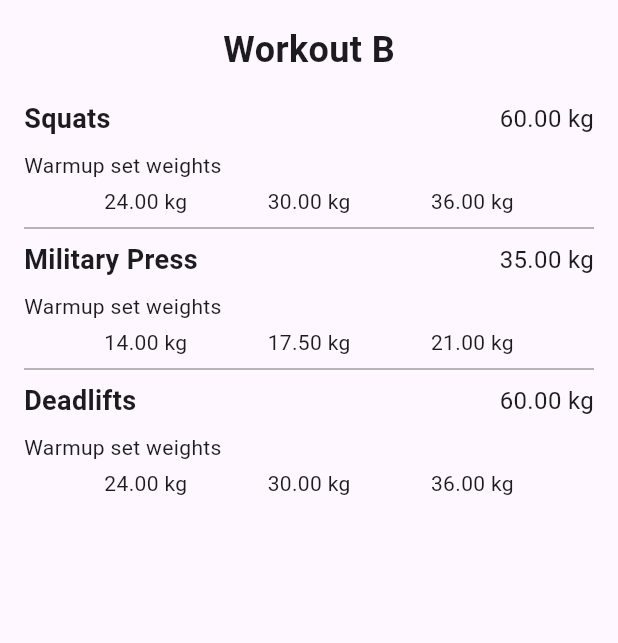
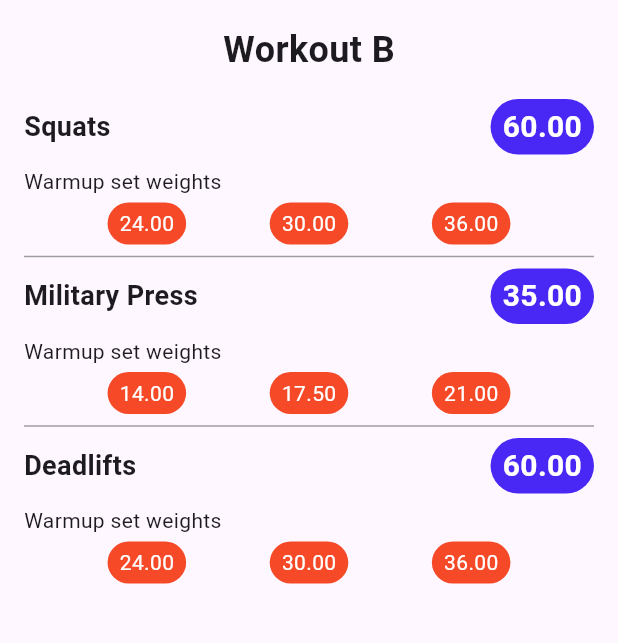
Before and after one commit to c3hmke/trackrinator, a Flutter app: the screen it shows after launch, after a tap on "Start Next Workout", on a phone screen of 412 x 824 dp, the part 84-727 px from its top. Run offline on Flutter 3.47's test engine with Material 3 defaults, Android fonts, the phone set to English and light mode, and no system bars.

Commit message:
Display the weights on WorkoutScreen as pills

```diff
--- /dev/null
+++ b/lib/components/pill.dart
@@ -0,0 +1,23 @@
+import 'package:flutter/material.dart';
+
+class Pill extends StatelessWidget implements PreferredSizeWidget {
+  final Text text;
+  final Color color;
+
+  const Pill({ required this.text, required this.color, super.key });
+
+  @override
+  Widget build(BuildContext context) {
+    return Container(
+      padding: const EdgeInsets.symmetric(horizontal: 8, vertical: 4),
+      decoration: BoxDecoration(
+          color: color,
+          borderRadius: BorderRadius.circular(20)
+      ),
+      child: text
+    );
+  }
+
+  @override
+  Size get preferredSize => const Size.fromHeight(kToolbarHeight);
+}
--- a/lib/features/home/home_screen.dart
+++ b/lib/features/home/home_screen.dart
@@ -1,6 +1,6 @@
 import 'package:flutter/material.dart';
 import 'package:trackrinator/features/workout/workout_screen.dart';
-import 'package:trackrinator/widgets/header.dart';
+import 'package:trackrinator/components/header.dart';
 import 'package:trackrinator/app/theme.dart';
 import 'package:trackrinator/models/workout.dart';
 import 'package:trackrinator/models/exercise.dart';
--- a/lib/features/workout/workout_screen.dart
+++ b/lib/features/workout/workout_screen.dart
@@ -1,6 +1,6 @@
 import 'package:flutter/material.dart';
 import 'package:trackrinator/widgets/exercise_row.dart';
-import 'package:trackrinator/widgets/header.dart';
+import 'package:trackrinator/components/header.dart';
 import 'package:trackrinator/models/workout.dart';
 
 class WorkoutScreen extends StatelessWidget {
--- a/lib/widgets/exercise_row.dart
+++ b/lib/widgets/exercise_row.dart
@@ -1,14 +1,14 @@
 import 'package:flutter/material.dart';
 import 'package:trackrinator/app/theme.dart';
 import 'package:trackrinator/models/exercise.dart';
+import 'package:trackrinator/components/pill.dart';
 
 class ExerciseRow extends StatelessWidget {
   final Exercise exercise;
 
   const ExerciseRow({Key? key, required this.exercise}) : super(key: key);
 
-  // correctly format the weight display
-  String formatWeight(double w) => '${w.toStringAsFixed(2)} kg';
+  String formattedWeight(double w) => '${w.toStringAsFixed(2)}';
 
   @override
   Widget build(BuildContext context) {
@@ -28,7 +28,9 @@ class ExerciseRow extends StatelessWidget {
           mainAxisAlignment: MainAxisAlignment.spaceBetween,
           children: [
            Text(exercise.name, style: AppTheme.text.header),
-           Text(formatWeight(exercise.weight), style: AppTheme.text.body)
+           Pill(
+               text: Text(formattedWeight(exercise.weight), style: AppTheme.text.titleBar),
+               color: AppTheme.colors.primary),
           ],
         ),
         const SizedBox(height: 8),
@@ -39,10 +41,13 @@ class ExerciseRow extends StatelessWidget {
         Row(
           mainAxisAlignment: MainAxisAlignment.spaceEvenly,
           children: warmupWeights
-            .map((w) => Text(formatWeight(w)))
-            .toList(),
-        )
-      ],
+              .map((w) => Pill(
+                text: Text(formattedWeight(w), style: const TextStyle(color: Colors.white)),
+                color: AppTheme.colors.secondary,
+              ))
+              .toList(),
+        ),
+      ]
     );
   }
 }
```
Also changed, not shown: lib/components/header.dart (renamed from lib/widgets/header.dart).
